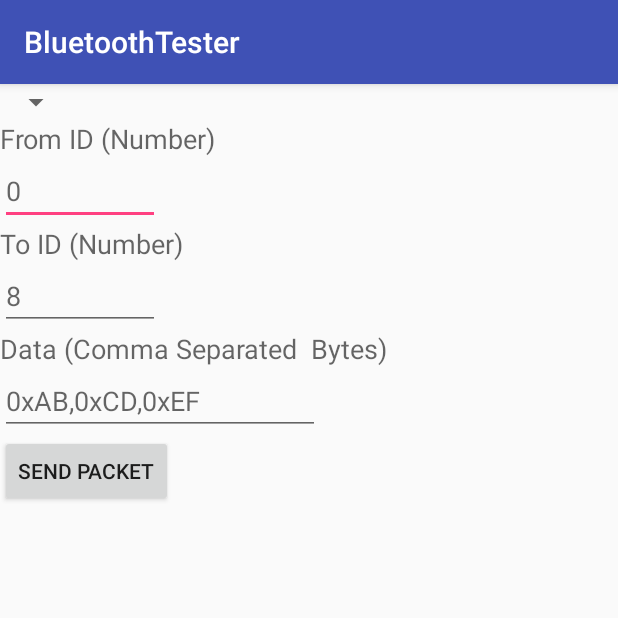
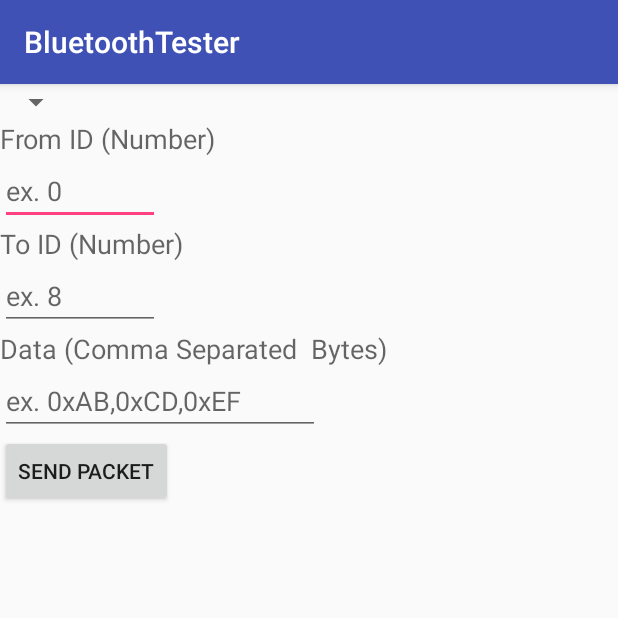
Before and after one commit to GompeiAndTheBrobots/2K1Field, an Android app: the screen it shows after launch (BluetoothTester), on a phone screen of 412 x 824 dp, the top half of it. Run offline under Robolectric (Android 15) with nearby library versions, the phone set to English and light mode, and no system bars; 2 statements that could not run were skipped.

Commit message:
Updates hints

```diff
--- a/app/src/main/res/layout/activity_bluetooth_tester.xml
+++ b/app/src/main/res/layout/activity_bluetooth_tester.xml
@@ -8,7 +8,7 @@
     <Spinner
         android:layout_width="wrap_content"
         android:layout_height="wrap_content"
-        android:id="@+id/spinner"
+        android:id="@+id/packetType"
         android:layout_weight="1" />
 
     <TextView
@@ -22,7 +22,7 @@
         android:layout_width="wrap_content"
         android:layout_height="wrap_content"
         android:inputType="number"
-        android:hint="0"
+        android:hint="ex. 0"
         android:ems="5"
         android:id="@+id/FromID" />
 
@@ -37,7 +37,7 @@
         android:layout_width="wrap_content"
         android:layout_height="wrap_content"
         android:inputType="number"
-        android:hint="8"
+        android:hint="ex. 8"
         android:ems="5"
         android:id="@+id/ToID" />
 
@@ -52,7 +52,7 @@
         android:layout_width="wrap_content"
         android:layout_height="wrap_content"
         android:inputType="text"
-        android:hint="0xAB,0xCD,0xEF"
+        android:hint="ex. 0xAB,0xCD,0xEF"
         android:ems="10"
         android:id="@+id/extradata" />
 
```
